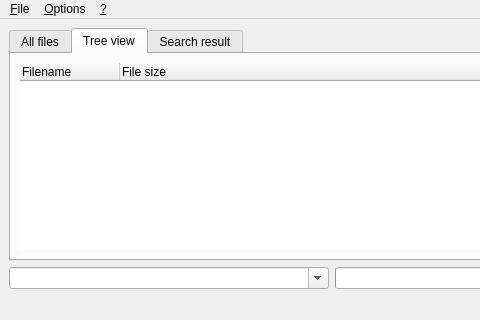
Above: grfbuilder/MainWindow.ui from MagicalTux/grf before the change; both pictures show x 0 to 480 and y 0 to 320 of the 775 by 320 pixel window. Below: the same form after it.
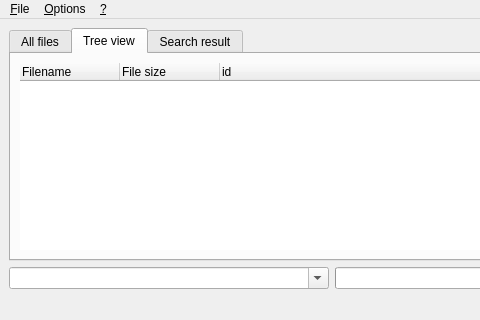
That is the form after the change. The open tabs and pages were chosen to show the change.

Patch:
```diff
--- a/grfbuilder/MainWindow.ui
+++ b/grfbuilder/MainWindow.ui
@@ -141,6 +141,11 @@
               <string>File size</string>
              </property>
             </column>
+            <column>
+             <property name="text" >
+              <string>id</string>
+             </property>
+            </column>
            </widget>
           </item>
          </layout>
```
